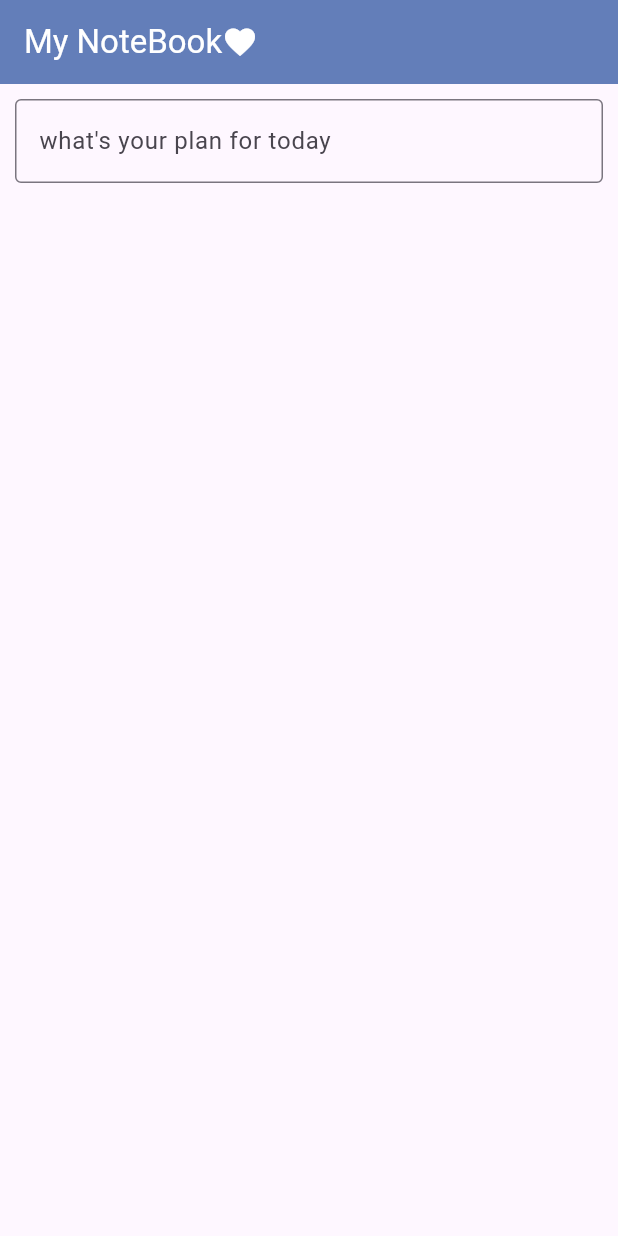
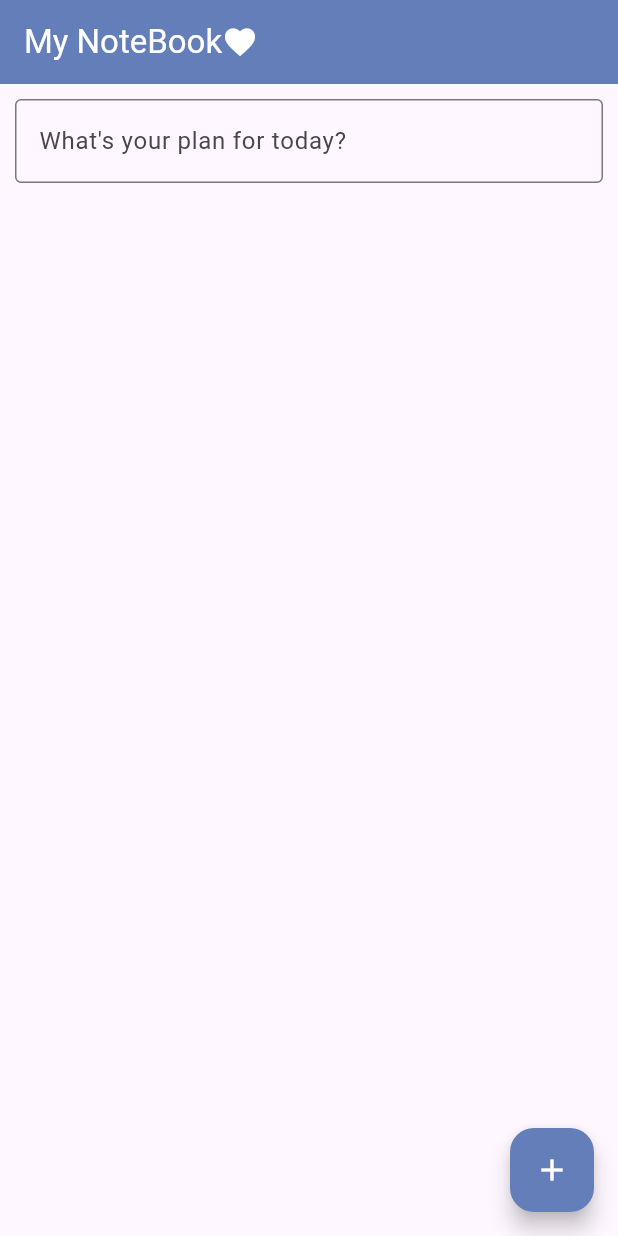
Before and after one commit to OnsChebi/Flutter, a Flutter app: the screen it shows after launch, on a phone screen of 412 x 824 dp. Run offline on Flutter 3.47's test engine with Material 3 defaults, Android fonts, the phone set to English and light mode, and no system bars.

```diff
--- a/flutter_application_2/lib/main.dart
+++ b/flutter_application_2/lib/main.dart
@@ -1,16 +1,16 @@
 import 'package:flutter/material.dart';
 
-void  main(){
+void main() {
   runApp(const MyApp());
 }
 
 class MyApp extends StatelessWidget {
   const MyApp({super.key});
 
- @override
+  @override
   Widget build(BuildContext context) {
     return MaterialApp(
-      title: 'Flutter Demo',
+      title: 'Ons\'s Application',
       theme: ThemeData(
         colorScheme: ColorScheme.fromSeed(seedColor: Colors.deepPurple),
         useMaterial3: true,
@@ -19,6 +19,7 @@ class MyApp extends StatelessWidget {
     );
   }
 }
+
 class ToDoWidget extends StatefulWidget {
   const ToDoWidget({super.key});
 
@@ -28,44 +29,70 @@ class ToDoWidget extends StatefulWidget {
 
 class ToDo extends State<ToDoWidget> {
   final TextEditingController taskController = TextEditingController();
+  final List<String> taskList = [];
+
+  void addtask() {
+    setState(() {
+      if (taskController.text.isNotEmpty) {
+        taskList.add(taskController.text);
+        print(taskList); // For debugging
+        taskController.clear(); // Clear the text field
+      }
+    });
+  }
+  void deletetask(index){
+    setState(() {
+      taskList.removeAt(index);
+    });
+  }
 
   @override
   Widget build(BuildContext context) {
     return Scaffold(
-        appBar: AppBar(
-          //leading: const Icon(Icons.favorite),//to put the icon on the right of the navbar (menu)
-          // title: const Text("My NoteBook",
-          //style: TextStyle(color:Color.fromARGB(255, 255, 255, 255)),),
-          // backgroundColor: const Color.fromARGB(255, 99, 126, 185),
-          // actions: [
-          //   const Padding(
-          //     padding:const  EdgeInsets.all(1.0),
-          //     child: Icon(Icons.favorite),)
-          // ],
-
-          title: const Row(
-            mainAxisAlignment: MainAxisAlignment.start,
-            children: [
-              Text("My NoteBook",
-              style: TextStyle(color: Color.fromARGB(255,255, 255, 255)),),
-              Icon(Icons.favorite, color: Color.fromARGB(255,255,255,255),)
-
-            ],
+      appBar: AppBar(
+        title: Row(
+          mainAxisAlignment: MainAxisAlignment.start,
+          children: const [
+            Text(
+              "My NoteBook",
+              style: TextStyle(color: Color.fromARGB(255, 255, 255, 255)),
             ),
-            backgroundColor: Color.fromARGB(255,99, 126, 185),
+            Icon(Icons.favorite, color: Color.fromARGB(255, 255, 255, 255)),
+          ],
         ),
-        body: Padding(padding: EdgeInsets.all(10.0),
+        backgroundColor: const Color.fromARGB(255, 99, 126, 185),
+      ),
+      body: Padding(
+        padding: const EdgeInsets.all(10.0),
         child: Column(
           children: [
             TextField(
               controller: taskController,
-              decoration:const InputDecoration(
-                labelText: "what's your plan for today",
-                border: OutlineInputBorder()
+              decoration: const InputDecoration(
+                labelText: "What's your plan for today?",
+                border: OutlineInputBorder(),
               ),
-            )
+            ),
+            const SizedBox(height: 10), // Add some spacing
+            Expanded(
+              child: ListView.builder(
+                itemCount: taskList.length, // Make sure this matches the taskList
+                itemBuilder: (BuildContext context, int index) {
+                  return ListTile(
+                    title: Text(taskList[index]),
+                    onLongPress:()=> deletetask(index),
+                  );
+                },
+              ),
+            ),
           ],
-        ),),
+        ),
+      ),
+      floatingActionButton: FloatingActionButton(
+        onPressed: addtask, // Call addtask when pressed
+        backgroundColor: const Color.fromARGB(255, 99, 126, 185),
+        child: const Icon(Icons.add, color: Color.fromARGB(255, 255, 255, 255)),
+      ),
     );
   }
 }
```
